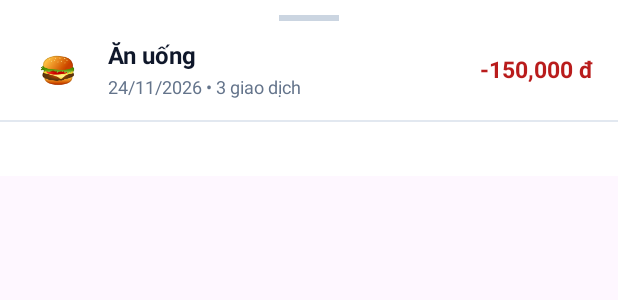
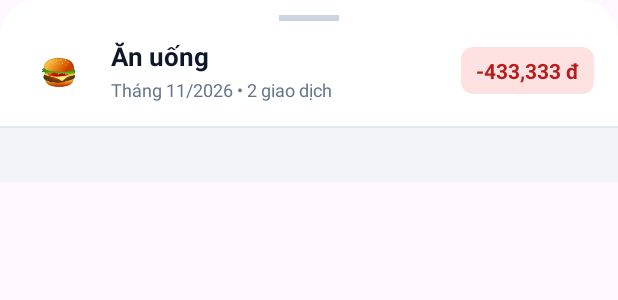
Before and after one commit to kietnt1905/SmartSpend-Android, an Android app: the layout dialog_category_transactions.xml on its own in the app's theme, with its tools: preview values and no code run, on a phone screen of 412 x 824 dp. Shown: the top 300 px of the screen. Run offline under Robolectric (Android 15) with nearby library versions, the phone set to English and light mode, and no system bars.

Commit message:
style(statistic): tăng độ tương phản và bo góc cho bottom sheet chi tiết danh mục

```diff
--- /dev/null
+++ b/app/src/main/res/drawable/bg_bottom_sheet.xml
@@ -0,0 +1,8 @@
+<?xml version="1.0" encoding="utf-8"?>
+<shape xmlns:android="http://schemas.android.com/apk/res/android"
+    android:shape="rectangle">
+    <solid android:color="#F1F5F9" />
+    <corners
+        android:topLeftRadius="24dp"
+        android:topRightRadius="24dp" />
+</shape>
--- /dev/null
+++ b/app/src/main/res/drawable/bg_bottom_sheet_header.xml
@@ -0,0 +1,8 @@
+<?xml version="1.0" encoding="utf-8"?>
+<shape xmlns:android="http://schemas.android.com/apk/res/android"
+    android:shape="rectangle">
+    <solid android:color="#FFFFFF" />
+    <corners
+        android:topLeftRadius="24dp"
+        android:topRightRadius="24dp" />
+</shape>
--- a/app/src/main/res/layout/dialog_category_transactions.xml
+++ b/app/src/main/res/layout/dialog_category_transactions.xml
@@ -3,11 +3,17 @@
     xmlns:tools="http://schemas.android.com/tools"
     android:layout_width="match_parent"
     android:layout_height="wrap_content"
-    android:background="@android:color/white"
+    android:background="@drawable/bg_bottom_sheet"
     android:orientation="vertical"
     android:paddingBottom="16dp">
 
-    <!-- Drag handle -->
+    <!-- Header trắng bo góc trên tách biệt với nền list -->
+    <LinearLayout
+        android:layout_width="match_parent"
+        android:layout_height="wrap_content"
+        android:background="@drawable/bg_bottom_sheet_header"
+        android:orientation="vertical">
+
         <View
             android:layout_width="40dp"
             android:layout_height="4dp"
@@ -16,19 +22,18 @@
             android:layout_marginBottom="10dp"
             android:background="#CBD5E1" />
 
-    <!-- Header -->
         <LinearLayout
             android:layout_width="match_parent"
             android:layout_height="wrap_content"
             android:gravity="center_vertical"
             android:orientation="horizontal"
             android:paddingHorizontal="16dp"
-        android:paddingBottom="12dp">
+            android:paddingBottom="14dp">
 
             <TextView
                 android:id="@+id/tvSheetCatIcon"
-            android:layout_width="44dp"
-            android:layout_height="44dp"
+                android:layout_width="46dp"
+                android:layout_height="46dp"
                 android:gravity="center"
                 android:textSize="20sp"
                 tools:text="🍔" />
@@ -48,7 +53,7 @@
                     android:ellipsize="end"
                     android:maxLines="1"
                     android:textColor="#0F172A"
-                android:textSize="16sp"
+                    android:textSize="17sp"
                     android:textStyle="bold"
                     tools:text="Ăn uống" />
 
@@ -59,17 +64,21 @@
                     android:layout_marginTop="2dp"
                     android:textColor="#64748B"
                     android:textSize="12sp"
-                tools:text="24/11/2026 • 3 giao dịch" />
+                    tools:text="Tháng 11/2026 • 2 giao dịch" />
             </LinearLayout>
 
             <TextView
                 android:id="@+id/tvSheetCatTotal"
                 android:layout_width="wrap_content"
                 android:layout_height="wrap_content"
+                android:background="@drawable/bg_tx_amount_expense"
+                android:paddingHorizontal="10dp"
+                android:paddingVertical="6dp"
                 android:textColor="#B91C1C"
-            android:textSize="15sp"
+                android:textSize="14sp"
                 android:textStyle="bold"
-            tools:text="-150,000 đ" />
+                tools:text="-433,333 đ" />
+        </LinearLayout>
     </LinearLayout>
 
     <View
@@ -77,7 +86,7 @@
         android:layout_height="1dp"
         android:background="#E2E8F0" />
 
-    <!-- Scrollable list grouped by date -->
+    <!-- Scrollable list grouped by date trên nền #F1F5F9 -->
     <androidx.core.widget.NestedScrollView
         android:layout_width="match_parent"
         android:layout_height="wrap_content"
```
Also changed, not shown: app/src/main/java/com/vhu/smartspend/ui/StatisticFragment.java (+13 -1 lines), app/src/main/res/layout/item_tx_date_header.xml (+29 -10 lines). Lines whose indentation alone changed are shown as unchanged.
